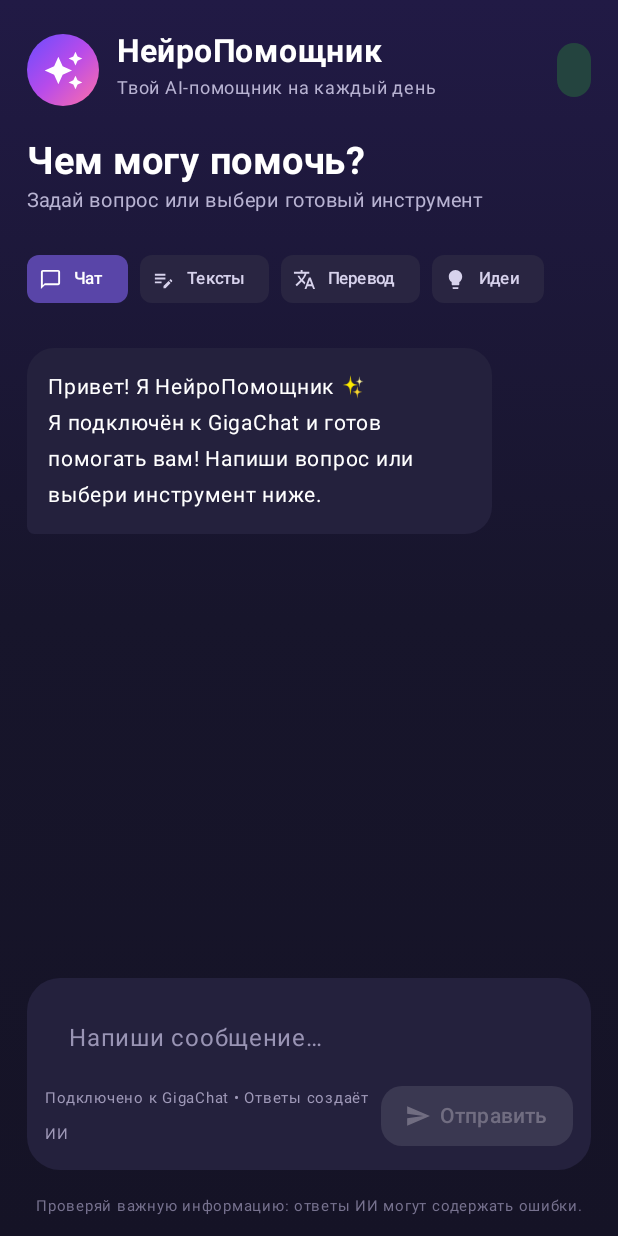
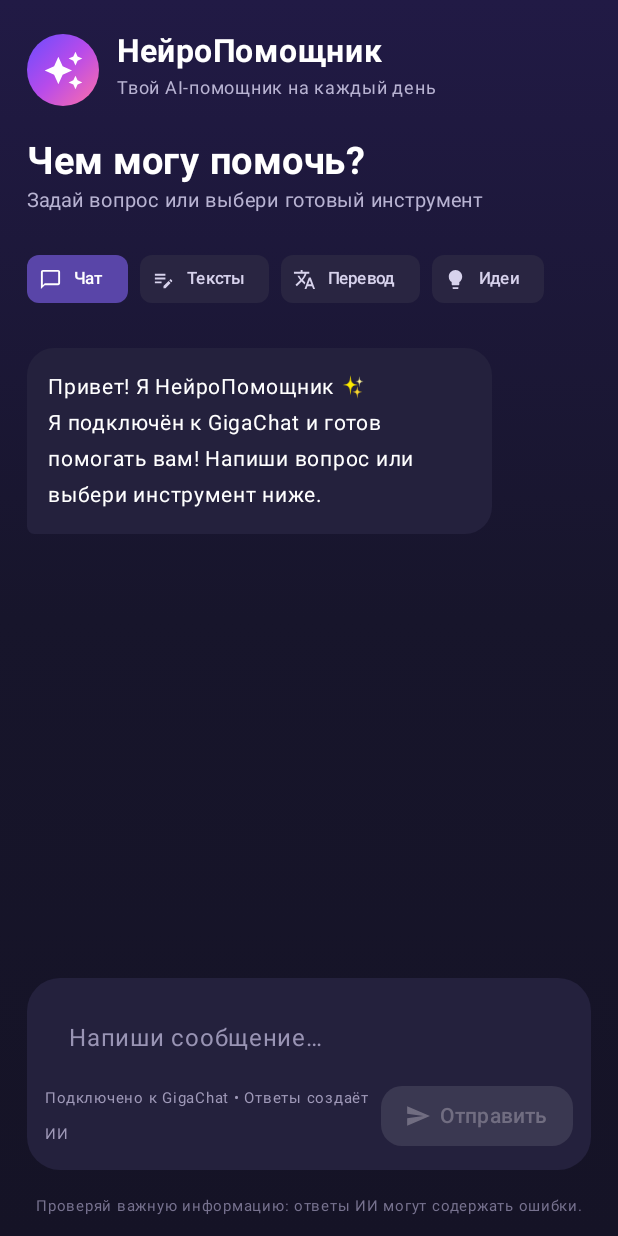
Before and after one commit to sergejpoleev964-boop/NeuroPomoshchnikApp, an Android app built with Jetpack Compose: the screen it shows after launch (MainActivity), on a phone screen of 412 x 824 dp. Run offline under Robolectric (Android 15) with nearby library versions, the phone set to English and light mode, and no system bars.

Commit message:
Remove unused Surface component in MainActivity
Removed unused Surface component from MainActivity.

```diff
--- a/app/src/main/java/ru/neuropomoshchnik/app/MainActivity.kt
+++ b/app/src/main/java/ru/neuropomoshchnik/app/MainActivity.kt
@@ -81,10 +81,7 @@ fun NeuroApp() {
                         Text("НейроПомощник", fontSize = 21.sp, fontWeight = FontWeight.Bold, color = Color.White)
                         Text("Твой AI-помощник на каждый день", fontSize = 12.sp, color = Color(0xFFB8B3D2))
                     }
-                    Surface(color = Color(0xFF24443F), shape = RoundedCornerShape(50)) {
-    Text("", modifier = Modifier.padding(horizontal = 11.dp, vertical = 6.dp),
-        color = Teal, fontSize = 10.sp, fontWeight = FontWeight.Bold)
-}
+
                 }
 
                 Spacer(Modifier.height(22.dp))
```
